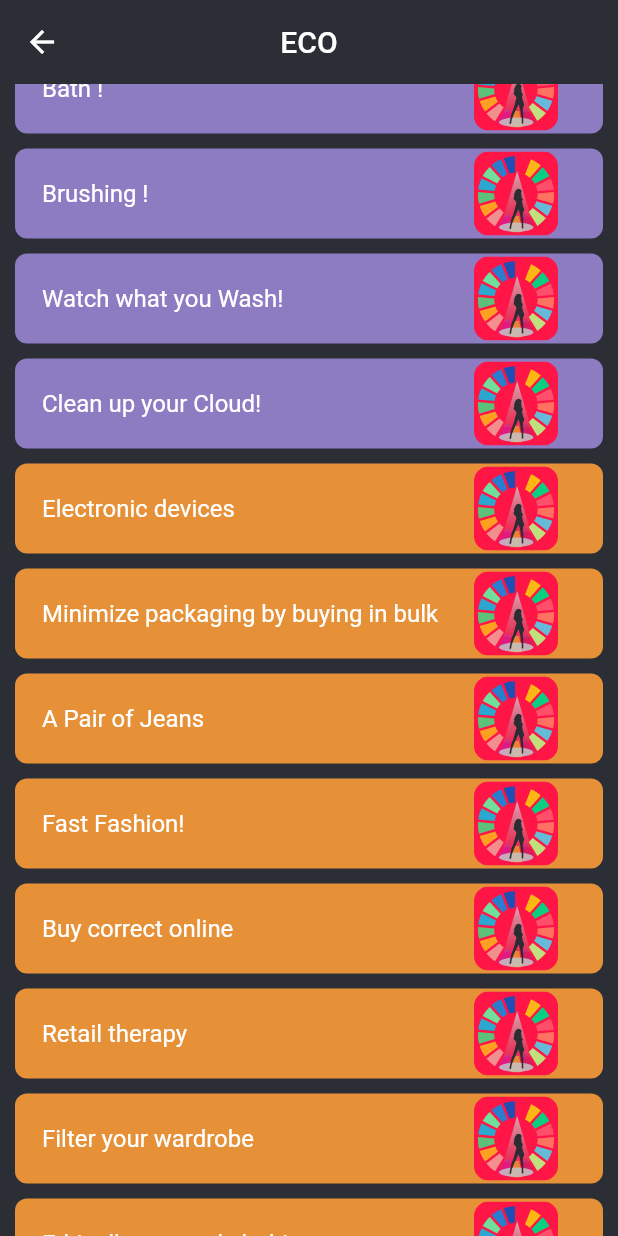
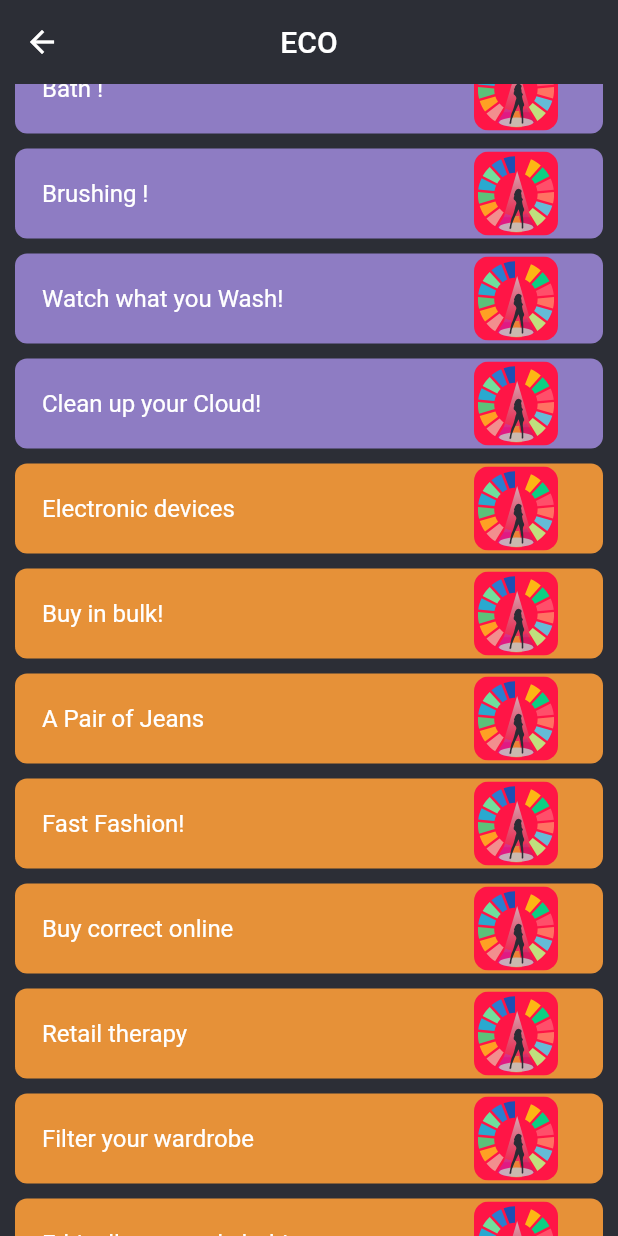
Before and after one commit to shree675/ECOmpanion, a Flutter app: the FlashcardsScreen screen opened directly, scrolled down 1152 dp, on a phone screen of 412 x 824 dp. Run offline on Flutter 3.47's test engine with Material 2 defaults, Android fonts, the phone set to English and light mode, and no system bars; drawn by our look-alikes of expansion_tile_card; our stand-ins replace flutter_local_notifications, flutter_svg, shared_preferences; missing offline and left inert: android_alarm_manager, day_night_time_picker, expansion_card; accounts and stored records are empty; statements that could not run were skipped.

Commit message:
fixed text renderflex in flashcard

```diff
--- a/Layout/lib/data.dart
+++ b/Layout/lib/data.dart
@@ -1,6 +1,6 @@
 List<Map<String, Object>> data = [
   {
-    "title": "Yes, yes. We both know that LED's are efficient but by how much?",
+    "title": "Because LED is worth it!",
     "id": 2,
     "hasLevel": true,
     "isDaily": false,
@@ -50,7 +50,7 @@ List<Map<String, Object>> data = [
     },
   },
   {
-    "title": "Shhh... I consume power even when I'm off!",
+    "title": "Phantom POWER!",
     "id": 2,
     "hasLevel": true,
     "isDaily": true,
@@ -99,7 +99,7 @@ List<Map<String, Object>> data = [
     },
   },
   {
-    "title": "One little step towards saving energy",
+    "title": "Reduce your brightness",
     "id": 2,
     "hasLevel": true,
     "isDaily": true,
@@ -246,7 +246,7 @@ List<Map<String, Object>> data = [
     },
   },
   {
-    "title": "Here are a few tips for your washing machine",
+    "title": "Load it up!",
     "id": 2,
     "hasLevel": true,
     "isDaily": false,
@@ -295,7 +295,7 @@ List<Map<String, Object>> data = [
     },
   },
   {
-    "title": "Set your refrigerator at the right temperature",
+    "title": "Refrigerate right!",
     "id": 2,
     "hasLevel": true,
     "isDaily": false,
@@ -349,7 +349,7 @@ List<Map<String, Object>> data = [
     },
   },
   {
-    "title": "Have you heard about BLDC fans?",
+    "title": "BLDC fans! Um, what?",
     "id": 2,
     "hasLevel": true,
     "isDaily": false,
@@ -1082,7 +1082,7 @@ List<Map<String, Object>> data = [
     },
   },
   {
-    "title": "Minimize packaging by buying in bulk",
+    "title": "Buy in bulk!",
     "id": 2,
     "hasLevel": true,
     "isDaily": false,
@@ -1734,7 +1734,7 @@ List<Map<String, Object>> data = [
     },
   },
   {
-    "title": "Sustainable personal care products",
+    "title": "Sustainable personal care",
     "id": 2,
     "hasLevel": true,
     "isDaily": false,
@@ -1840,7 +1840,7 @@ List<Map<String, Object>> data = [
     },
   },
   {
-    "title": "Ride a bicycle-but not for the reason you'd expect",
+    "title": "Take the bicycle!",
     "id": 2,
     "hasLevel": true,
     "isDaily": false,
@@ -1927,7 +1927,7 @@ List<Map<String, Object>> data = [
     },
   },
   {
-    "title": "Stop making it about \"those people\" or \"the other\"",
+    "title": "\"Those people\"",
     "id": 2,
     "hasLevel": true,
     "isDaily": false,
@@ -2020,7 +2020,7 @@ List<Map<String, Object>> data = [
     },
   },
   {
-    "title": "Inculcate the habit of walking",
+    "title": "Walk more!",
     "id": 2,
     "hasLevel": true,
     "isDaily": false,
@@ -2119,8 +2119,7 @@ List<Map<String, Object>> data = [
     },
   },
   {
-    "title":
-        "Regularly check the condition of your vehicle and service it timely",
+    "title": "Check your vehicle",
     "id": 2,
     "hasLevel": true,
     "isDaily": false,
```
